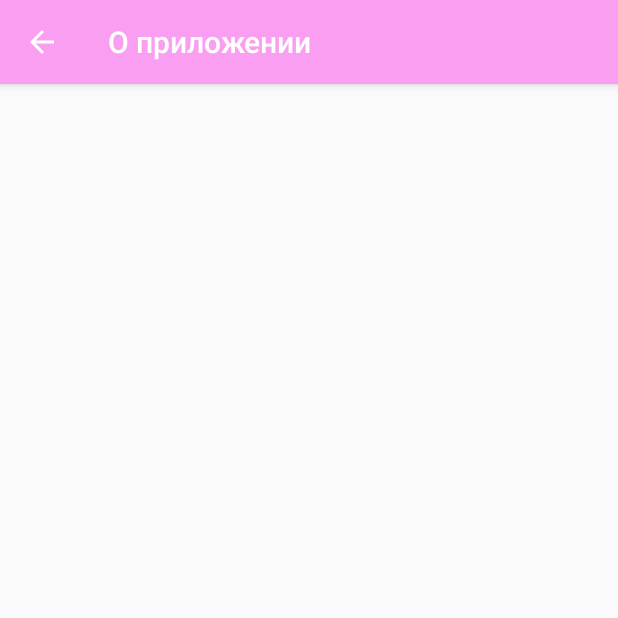
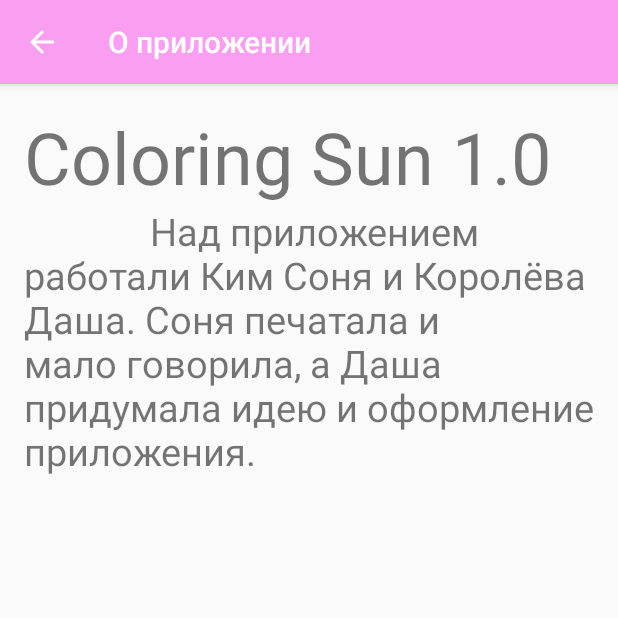
Before and after one commit to AppCampSiberia/ColoringSun, an Android app: the AboutActivity screen opened directly, with no data from a screen before it, on a phone screen of 412 x 824 dp, the top half of it. Run offline under Robolectric (Android 15) with nearby library versions, the phone set to English and light mode, and no system bars.

Commit message:
Добавили текст на второй экран

```diff
--- a/app/src/main/java/com/example/sonya/coloringsun/AboutActivity.java
+++ b/app/src/main/java/com/example/sonya/coloringsun/AboutActivity.java
@@ -36,4 +36,6 @@ public class AboutActivity extends AppCompatActivity {
 
         return super.onOptionsItemSelected(item);
     }
+
+
 }
--- a/app/src/main/res/layout/activity_about.xml
+++ b/app/src/main/res/layout/activity_about.xml
@@ -9,4 +9,42 @@
     android:paddingTop="@dimen/activity_vertical_margin"
     tools:context="com.example.sonya.coloringsun.AboutActivity">
 
+    <LinearLayout
+        android:orientation="vertical"
+        android:layout_width="match_parent"
+        android:layout_height="match_parent"
+        android:layout_alignParentTop="true"
+        android:layout_centerHorizontal="true">
+
+        <ImageView
+            android:id="@+id/imageView"
+            android:layout_width="match_parent"
+            android:layout_height="wrap_content"
+            android:scaleType="fitStart"
+            android:layout_centerVertical="true"
+            android:layout_weight="0" />
+
+        <TextView
+            android:id="@+id/resultView2"
+            android:layout_width="match_parent"
+            android:layout_height="wrap_content"
+            android:text="Coloring Sun 1.0"
+            android:textSize="48sp" />
+
+        <TextView
+            android:id="@+id/resultView1"
+            android:layout_width="match_parent"
+            android:layout_height="wrap_content"
+            android:text="
+             Над приложением работали Ким Соня и Королёва Даша. Соня печатала и мало говорила, а Даша придумала идею и оформление приложения."
+            android:textSize="25sp" />
+
+        <TextView
+            android:id="@+id/resultView3"
+            android:layout_width="match_parent"
+            android:layout_height="wrap_content"
+            android:text=" "
+            android:textSize="25sp" />
+
+    </LinearLayout>
 </RelativeLayout>
```
